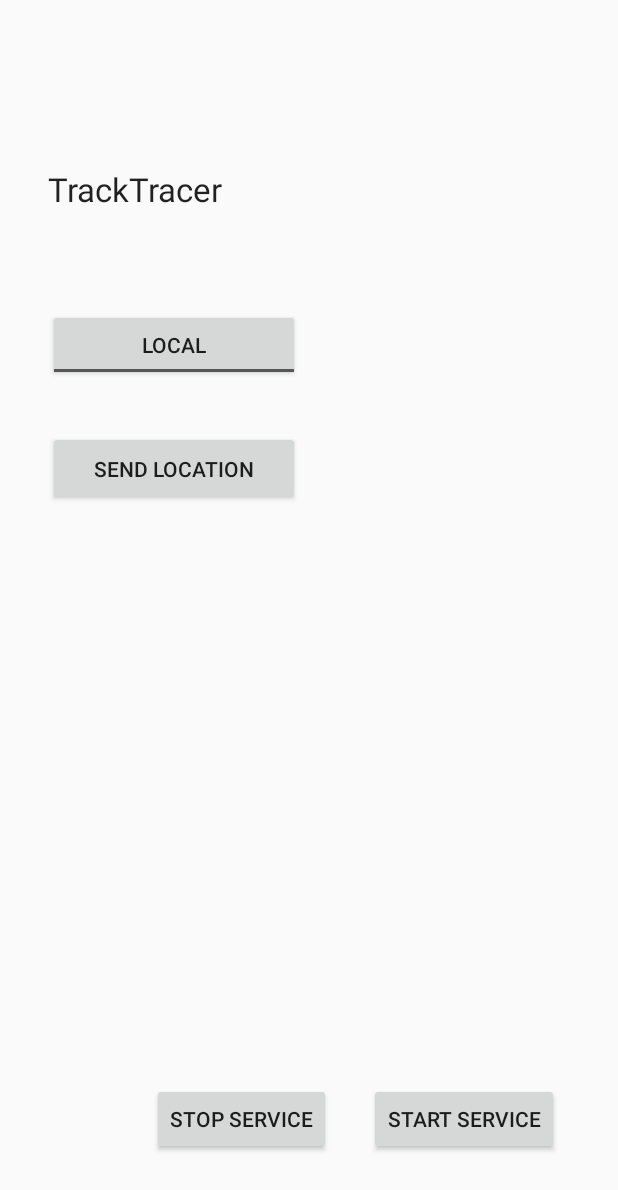
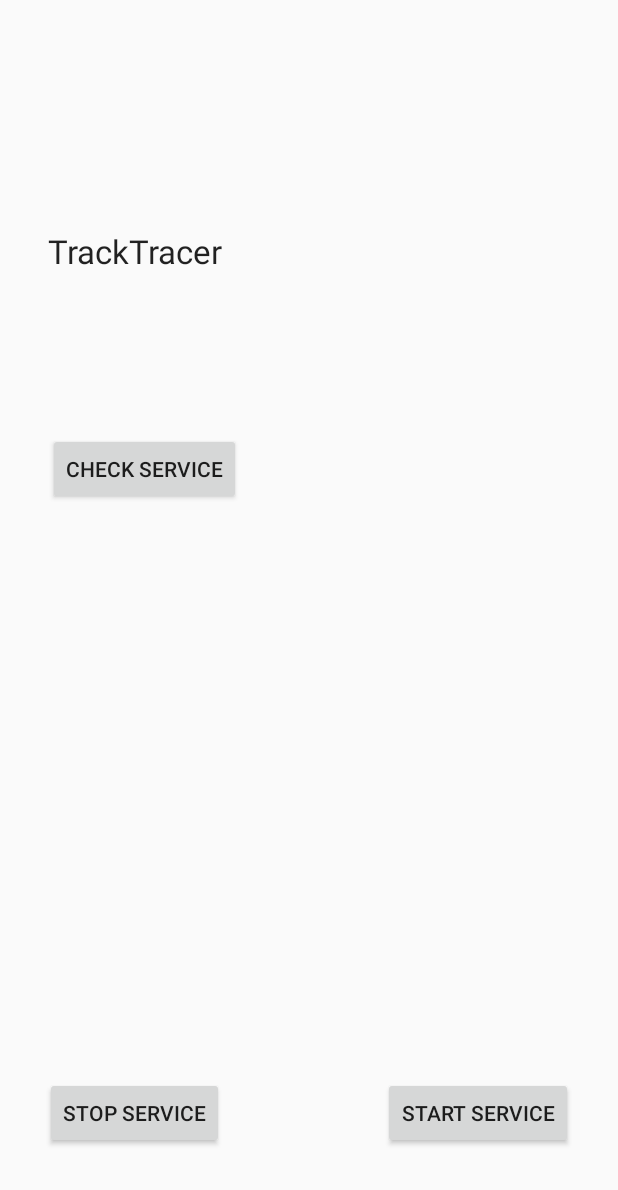
Before and after one commit to Civilis317/android-app, an Android app: the screen it shows after launch (MainActivity), on a phone screen of 412 x 824 dp. Shown: the top 1190 px of the screen. Run offline under Robolectric (Android 15) with nearby library versions, the phone set to English and light mode, and no system bars; network calls fail; pictures from the network do not load.

Commit message:
service implemented

```diff
--- a/app/src/main/java/com/example/civilis/myapplication/DisplayMessageActivity.java
+++ b/app/src/main/java/com/example/civilis/tracktracer/DisplayMessageActivity.java
@@ -1,11 +1,11 @@
-package com.example.civilis.myapplication;
+package com.example.civilis.tracktracer;
 
 import android.content.Intent;
 import android.os.Bundle;
 import android.support.v7.app.AppCompatActivity;
 import android.widget.TextView;
 
-import com.example.civilis.myapplication.Util.Constants;
+import com.example.civilis.tracktracer.Util.Constants;
 
 public class DisplayMessageActivity extends AppCompatActivity {
 
--- a/app/src/main/java/com/example/civilis/myapplication/Util/Config.java
+++ b/app/src/main/java/com/example/civilis/tracktracer/Util/Config.java
@@ -1,10 +1,8 @@
-package com.example.civilis.myapplication.Util;
+package com.example.civilis.tracktracer.Util;
 
 import android.app.Application;
 import android.content.Context;
 import android.content.res.AssetManager;
-
-import com.example.civilis.myapplication.R;
 
 import org.json.JSONException;
 import org.json.JSONObject;
@@ -17,9 +15,8 @@ import java.util.Properties;
 
 public class Config extends Application {
     private static final String INTERVAL = "interval";
+    private static final String RUNNING = "running";
     private static final String TARGET = "target";
-    private static String HEROKU_URL;
-    private static String LOCAL_URL;
 
     public static Map<String, Object> settingsMap = new HashMap<>(1024);
 
@@ -35,15 +32,26 @@ public class Config extends Application {
         return result;
     }
 
+    public static void setRunning(boolean isRunning) {
+        settingsMap.put(RUNNING, new Boolean(isRunning));
+    }
+
+    public static Boolean isRunning() {
+        return (Boolean) settingsMap.get(RUNNING);
+    }
+
     public static void setTarget(String target) {
         settingsMap.put(TARGET, target);
+    }
+
+    public static String getTarget() {
+        return (String) settingsMap.get(TARGET);
     }
 
     public enum PropertyKey {
         USERNAME("USERNAME"),
         PASSWORD("PASSWORD"),
-        BASE_URL_HEROKU("BASE_URL_HEROKU"),
-        BASE_URL_LOCAL("BASE_URL_LOCAL"),
+        BASE_URL("BASE_URL"),
         LOGIN_PATH("LOGIN_PATH"),
         SEND_LOCATION_PATH("SEND_LOCATION_PATH");
 
@@ -75,8 +83,11 @@ public class Config extends Application {
     @Override
     public void onCreate() {
         instance = this;
-        LOCAL_URL = getString(R.string.local_url_text);
-        HEROKU_URL = getString(R.string.heroku_url_text);
+        try {
+            settingsMap.put(TARGET, getProperty(PropertyKey.BASE_URL));
+        } catch (IOException e) {
+            e.printStackTrace();
+        }
         super.onCreate();
     }
 
@@ -88,21 +99,12 @@ public class Config extends Application {
         return properties.getProperty(key.toString());
     }
 
-    private static boolean IS_LOCAL() throws IOException {
-        String test = (String) settingsMap.get(TARGET);
-        if (test != null && test.equals(HEROKU_URL)) {
-            return false;
-        }
-        setTarget(LOCAL_URL);
-        return true;
-    }
-
     public static String getLoginUrl() throws IOException {
-        return (IS_LOCAL() ? getProperty(PropertyKey.BASE_URL_LOCAL) : getProperty(PropertyKey.BASE_URL_HEROKU)) + getProperty(PropertyKey.LOGIN_PATH);
+        return getProperty(PropertyKey.BASE_URL) + getProperty(PropertyKey.LOGIN_PATH);
     }
 
     public static String getSendLocationUrl() throws IOException {
-        return (IS_LOCAL() ? getProperty(PropertyKey.BASE_URL_LOCAL) : getProperty(PropertyKey.BASE_URL_HEROKU)) + getProperty(PropertyKey.SEND_LOCATION_PATH);
+        return getProperty(PropertyKey.BASE_URL) + getProperty(PropertyKey.SEND_LOCATION_PATH);
     }
 
     public static JSONObject getAuthJson() throws IOException, JSONException {
--- a/app/src/main/java/com/example/civilis/myapplication/Util/Constants.java
+++ b/app/src/main/java/com/example/civilis/tracktracer/Util/Constants.java
@@ -1,4 +1,4 @@
-package com.example.civilis.myapplication.Util;
+package com.example.civilis.tracktracer.Util;
 
 public class Constants {
 
--- a/app/src/main/java/com/example/civilis/myapplication/http/Connection.java
+++ b/app/src/main/java/com/example/civilis/tracktracer/http/Connection.java
@@ -1,4 +1,4 @@
-package com.example.civilis.myapplication.http;
+package com.example.civilis.tracktracer.http;
 
 
 import org.json.JSONArray;
--- a/app/src/main/java/com/example/civilis/myapplication/tasks/SendLocationTask.java
+++ b/app/src/main/java/com/example/civilis/tracktracer/tasks/SendLocationTask.java
@@ -1,9 +1,9 @@
-package com.example.civilis.myapplication.tasks;
+package com.example.civilis.tracktracer.tasks;
 
 import android.os.AsyncTask;
 
-import com.example.civilis.myapplication.Util.Config;
-import com.example.civilis.myapplication.http.Connection;
+import com.example.civilis.tracktracer.Util.Config;
+import com.example.civilis.tracktracer.http.Connection;
 
 import org.json.JSONException;
 import org.json.JSONObject;
--- a/app/src/main/res/layout/activity_display_message.xml
+++ b/app/src/main/res/layout/activity_display_message.xml
@@ -4,7 +4,7 @@
     xmlns:tools="http://schemas.android.com/tools"
     android:layout_width="match_parent"
     android:layout_height="match_parent"
-    tools:context="com.example.civilis.myapplication.DisplayMessageActivity">
+    tools:context="com.example.civilis.tracktracer.DisplayMessageActivity">
 
     <TextView
         android:id="@+id/textView"
--- a/app/src/main/res/layout/activity_main.xml
+++ b/app/src/main/res/layout/activity_main.xml
@@ -4,7 +4,7 @@
     xmlns:tools="http://schemas.android.com/tools"
     android:layout_width="match_parent"
     android:layout_height="match_parent"
-    tools:context="com.example.civilis.myapplication.MainActivity"
+    tools:context="com.example.civilis.tracktracer.MainActivity"
     tools:layout_editor_absoluteY="25dp">
 
 
@@ -20,32 +20,6 @@
         tools:layout_constraintRight_creator="1"
         tools:layout_constraintTop_creator="1" />
 
-    <Button
-        android:id="@+id/btnLocation"
-        android:layout_width="168dp"
-        android:layout_height="50dp"
-        android:layout_marginStart="32dp"
-        android:layout_marginTop="33dp"
-        android:onClick="sendLocation"
-        android:text="@string/button_location"
-        app:layout_constraintStart_toStartOf="parent"
-        app:layout_constraintTop_toBottomOf="@+id/toggleButton"
-        tools:layout_constraintBaseline_creator="1"
-        tools:layout_constraintLeft_creator="1"
-        tools:layout_constraintRight_creator="1" />
-
-    <ToggleButton
-        android:id="@+id/toggleButton"
-        android:layout_width="0dp"
-        android:layout_height="wrap_content"
-        android:layout_marginTop="206dp"
-        android:checked="false"
-        android:textOff="@string/local_url_text"
-        android:textOn="@string/heroku_url_text"
-        app:layout_constraintEnd_toEndOf="@+id/btnLocation"
-        app:layout_constraintStart_toStartOf="@+id/btnLocation"
-        app:layout_constraintTop_toTopOf="parent" />
-
     <android.support.constraint.Guideline
         android:id="@+id/guideline"
         android:layout_width="wrap_content"
@@ -54,12 +28,23 @@
         app:layout_constraintGuide_begin="76dp" />
 
     <TextView
+        android:id="@+id/txtTarget"
+        android:layout_width="352dp"
+        android:layout_height="0dp"
+        android:layout_marginBottom="13dp"
+        android:layout_marginTop="18dp"
+        app:layout_constraintBottom_toTopOf="@+id/txtInterval"
+        app:layout_constraintLeft_toLeftOf="parent"
+        app:layout_constraintRight_toRightOf="parent"
+        app:layout_constraintTop_toBottomOf="@+id/txtRunning" />
+
+    <TextView
         android:id="@+id/txtInterval"
         android:layout_width="0dp"
         android:layout_height="42dp"
-        android:layout_marginBottom="211dp"
-        android:layout_marginEnd="32dp"
-        android:layout_marginStart="32dp"
+        android:layout_marginBottom="214dp"
+        android:layout_marginEnd="30dp"
+        android:layout_marginStart="30dp"
         app:layout_constraintBottom_toBottomOf="parent"
         app:layout_constraintEnd_toEndOf="parent"
         app:layout_constraintStart_toStartOf="parent" />
@@ -73,7 +58,7 @@
         android:layout_marginTop="35dp"
         android:text="TrackTracer"
         android:textAppearance="@style/TextAppearance.AppCompat.Large"
-        app:layout_constraintBottom_toTopOf="@+id/toggleButton"
+        app:layout_constraintBottom_toTopOf="@+id/btnCheck"
         app:layout_constraintStart_toStartOf="parent"
         app:layout_constraintTop_toTopOf="@+id/guideline" />
 
@@ -81,22 +66,48 @@
         android:id="@+id/btnStartService"
         android:layout_width="wrap_content"
         android:layout_height="wrap_content"
-        android:layout_marginEnd="39dp"
+        android:layout_marginBottom="58dp"
+        android:layout_marginEnd="30dp"
         android:onClick="startIntentService"
         android:text="@string/start_service"
-        app:layout_constraintBaseline_toBaselineOf="@+id/btnStopService"
+        app:layout_constraintBottom_toBottomOf="parent"
         app:layout_constraintEnd_toEndOf="parent" />
 
     <Button
         android:id="@+id/btnStopService"
         android:layout_width="wrap_content"
         android:layout_height="wrap_content"
-        android:layout_marginBottom="54dp"
-        android:layout_marginEnd="25dp"
+        android:layout_marginBottom="58dp"
+        android:layout_marginStart="30dp"
         android:onClick="stopIntentService"
         android:text="@string/stop_service"
         app:layout_constraintBottom_toBottomOf="parent"
-        app:layout_constraintEnd_toStartOf="@+id/btnStartService" />
+        app:layout_constraintStart_toStartOf="parent" />
+
+    <TextView
+        android:id="@+id/txtRunning"
+        android:layout_width="349dp"
+        android:layout_height="45dp"
+        android:layout_marginBottom="79dp"
+        android:layout_marginTop="73dp"
+        android:textAppearance="@style/TextAppearance.AppCompat.Body1"
+        app:layout_constraintBottom_toTopOf="@+id/txtInterval"
+        app:layout_constraintLeft_toLeftOf="parent"
+        app:layout_constraintRight_toRightOf="parent"
+        app:layout_constraintTop_toTopOf="@+id/btnCheck" />
+
+    <Button
+        android:id="@+id/btnCheck"
+        android:layout_width="wrap_content"
+        android:layout_height="wrap_content"
+        android:layout_marginBottom="149dp"
+        android:layout_marginStart="32dp"
+        android:layout_marginTop="150dp"
+        android:onClick="checkService"
+        android:text="check service"
+        app:layout_constraintBottom_toTopOf="@+id/txtInterval"
+        app:layout_constraintStart_toStartOf="parent"
+        app:layout_constraintTop_toBottomOf="@+id/appBarLayout" />
 
 
 </android.support.constraint.ConstraintLayout>
--- a/app/src/main/res/menu/menu_main.xml
+++ b/app/src/main/res/menu/menu_main.xml
@@ -1,7 +1,7 @@
 <menu xmlns:android="http://schemas.android.com/apk/res/android"
     xmlns:app="http://schemas.android.com/apk/res-auto"
     xmlns:tools="http://schemas.android.com/tools"
-    tools:context="com.example.civilis.myapplication.MainActivity">
+    tools:context="com.example.civilis.tracktracer.MainActivity">
     <item
         android:id="@+id/action_settings"
         android:orderInCategory="100"
```
Also changed, not shown: app/src/main/AndroidManifest.xml (+9 -8 lines), app/src/main/java/com/example/civilis/myapplication/MainActivity.java (deleted, +0 -165 lines), app/src/main/java/com/example/civilis/tracktracer/MainActivity.java (added, +71 -0 lines), app/src/main/java/com/example/civilis/tracktracer/service/MainService.java (renamed from app/src/main/java/com/example/civilis/myapplication/SendLocationService.java, +77 -37 lines), 4 other files.
